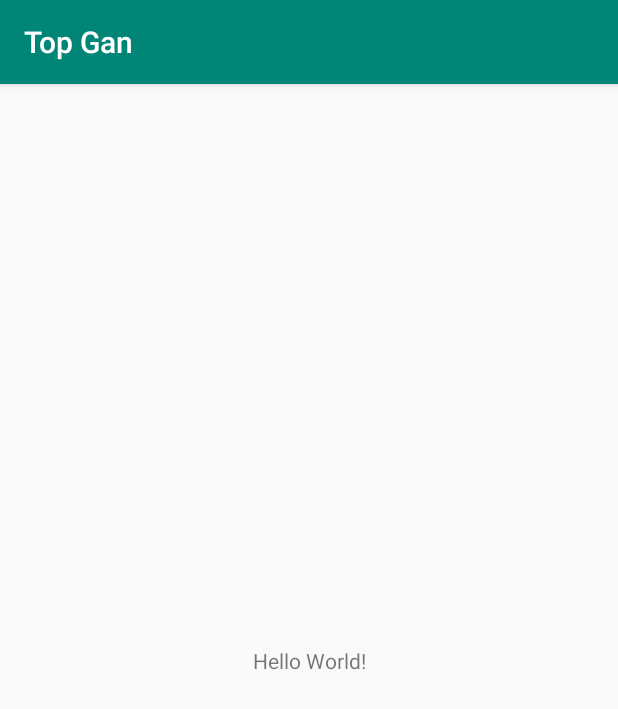
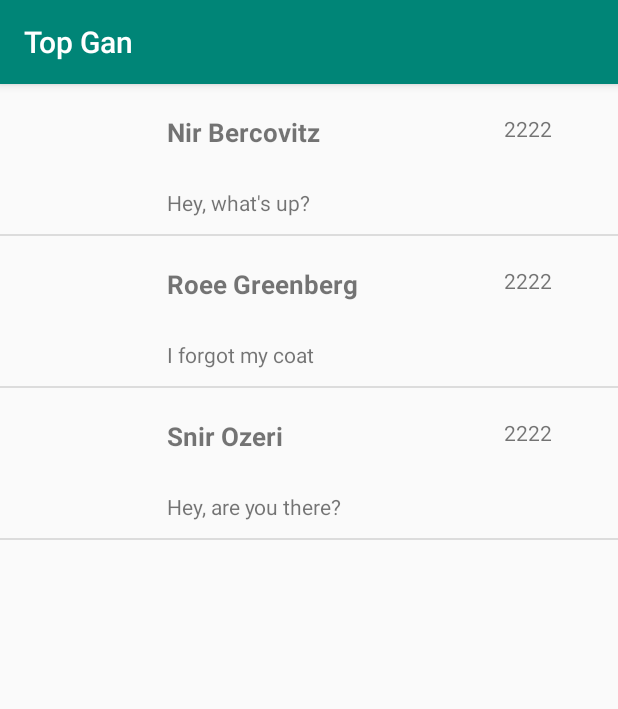
Before and after one commit to NirBercovic/TopGan, an Android app: the screen it shows after launch (MainScreenActivity), on a phone screen of 412 x 824 dp. Shown: the top 709 px of the screen. Run offline under Robolectric (Android 15) with nearby library versions, the phone set to English and light mode, and no system bars.

Commit message:
Adding main screen working implementation with recyclerView

```diff
--- a/app/build.gradle
+++ b/app/build.gradle
@@ -9,7 +9,11 @@ android {
         versionCode 1
         versionName "1.0"
         testInstrumentationRunner "android.support.test.runner.AndroidJUnitRunner"
+
+        multiDexEnabled true
+
     }
+
     buildTypes {
         release {
             minifyEnabled false
@@ -28,7 +32,8 @@ dependencies {
     androidTestImplementation 'com.android.support.test.espresso:espresso-core:3.0.2'
     implementation 'com.google.firebase:firebase-core:16.0.8'
     implementation 'com.google.firebase:firebase-firestore:18.2.0'
-
+    implementation 'com.android.support:multidex:1.0.3'
+    implementation 'com.android.support:recyclerview-v7:28.0.0'
 }
 
 apply plugin: 'com.google.gms.google-services'
--- a/app/src/main/AndroidManifest.xml
+++ b/app/src/main/AndroidManifest.xml
@@ -3,7 +3,8 @@
     package="com.topgan">
 
     <application
-        android:allowBackup="true"
+        android:name="android.support.multidex.MultiDexApplication"
+    android:allowBackup="true"
         android:icon="@mipmap/ic_launcher"
         android:label="@string/app_name"
         android:roundIcon="@mipmap/ic_launcher_round"
--- /dev/null
+++ b/app/src/main/java/com/topgan/CommonData/MessageItem.java
@@ -0,0 +1,40 @@
+package com.topgan.CommonData;
+
+public class MessageItem {
+    private String privateName;
+    private String lastName;
+    private String photo;
+    private String lastMessage;
+
+    public String getPrivateName() {
+        return privateName;
+    }
+
+    public void setPrivateName(String privateName) {
+        this.privateName = privateName;
+    }
+
+    public String getLastName() {
+        return lastName;
+    }
+
+    public void setLastName(String lastName) {
+        this.lastName = lastName;
+    }
+
+    public String getPhoto() {
+        return photo;
+    }
+
+    public void setPhoto(String photo) {
+        this.photo = photo;
+    }
+
+    public String getLastMessage() {
+        return lastMessage;
+    }
+
+    public void setLastMessage(String lastMessage) {
+        this.lastMessage = lastMessage;
+    }
+}
--- a/app/src/main/java/com/topgan/CommonData/someData.java
+++ /dev/null
@@ -1,4 +0,0 @@
-package com.topgan.CommonData;
-
-public class someData {
-}
--- /dev/null
+++ b/app/src/main/java/com/topgan/ItemClickListener.java
@@ -0,0 +1,8 @@
+package com.topgan;
+
+import android.view.View;
+
+public interface ItemClickListener {
+    void onClick (View view, int position);
+    void onLongClick (View view, int position);
+}
--- a/app/src/main/java/com/topgan/MainScreenActivity.java
+++ b/app/src/main/java/com/topgan/MainScreenActivity.java
@@ -2,16 +2,77 @@ package com.topgan;
 
 import android.support.v7.app.AppCompatActivity;
 import android.os.Bundle;
+import android.support.v7.widget.DividerItemDecoration;
+import android.support.v7.widget.LinearLayoutManager;
+import android.support.v7.widget.RecyclerView;
+import android.widget.ListView;
+
+import com.topgan.CommonData.MessageItem;
 import com.topgan.Database.DatabaseHandler;
 
+import java.util.ArrayList;
+
 public class MainScreenActivity extends AppCompatActivity {
+
+    ArrayList<MessageItem>  m_dataSources;
+    MessageBaseAdapter      m_adapter;
+    private RecyclerView    m_recyclerView;
+    private RecyclerView.LayoutManager m_layoutManager;
 
     @Override
     protected void onCreate(Bundle savedInstanceState) {
         super.onCreate(savedInstanceState);
         setContentView(R.layout.activity_main_screen);
 
-        DatabaseHandler.getTest();
+        m_recyclerView = findViewById(R.id.rv_messages);
+        m_layoutManager = new LinearLayoutManager(this);
+        m_recyclerView.setLayoutManager(m_layoutManager);
+        DividerItemDecoration dividerItemDecoration = new DividerItemDecoration(this,
+                DividerItemDecoration.VERTICAL);
+        m_recyclerView.addItemDecoration(dividerItemDecoration);
 
+        fetchMessages();
+        //DatabaseHandler.getTest();
     }
+
+    private void fetchMessages() {
+        m_dataSources = loadMovies();
+
+        if (m_dataSources != null) {
+            if (m_adapter == null) {
+                m_adapter = new MessageBaseAdapter(this, m_dataSources);
+                m_recyclerView.setAdapter(m_adapter);
+            } else {
+                m_adapter.setItems(m_dataSources);
+            }
+        }
+    }
+
+    private ArrayList<MessageItem> loadMovies() {
+
+        ArrayList<MessageItem> messages = new ArrayList<>(3);
+
+        MessageItem message1 = new MessageItem();
+        MessageItem message2 = new MessageItem();
+        MessageItem message3 = new MessageItem();
+
+        message1.setPrivateName("Nir");
+        message1.setLastName("Bercovitz");
+        message1.setLastMessage("Hey, what's up?");
+
+        message2.setPrivateName("Roee");
+        message2.setLastName("Greenberg");
+        message2.setLastMessage("I forgot my coat");
+
+        message3.setPrivateName("Snir");
+        message3.setLastName("Ozeri");
+        message3.setLastMessage("Hey, are you there?");
+
+        messages.add(message1);
+        messages.add(message2);
+        messages.add(message3);
+
+        return messages;
+    }
+
 }
--- /dev/null
+++ b/app/src/main/java/com/topgan/MessageBaseAdapter.java
@@ -0,0 +1,118 @@
+package com.topgan;
+
+import android.content.Context;
+import android.support.v7.widget.RecyclerView;
+import android.view.LayoutInflater;
+import android.view.View;
+import android.view.ViewGroup;
+
+import android.widget.ImageView;
+import android.widget.TextView;
+import android.widget.Toast;
+import com.topgan.CommonData.MessageItem;
+
+import java.util.ArrayList;
+
+public class MessageBaseAdapter extends RecyclerView.Adapter<MessageBaseAdapter.ViewHolder> implements ItemClickListener {
+
+    private LayoutInflater m_inflater;
+    private ArrayList<MessageItem> m_dataSource;
+    private MainScreenActivity m_context;
+
+    public MessageBaseAdapter(MainScreenActivity context, ArrayList<MessageItem> items)
+    {
+        m_dataSource            = items;
+        m_inflater              = (LayoutInflater) context.getSystemService(Context.LAYOUT_INFLATER_SERVICE);
+        m_context               = context;
+    }
+
+    public void setItems(ArrayList<MessageItem> items) {
+        m_dataSource.clear();
+        m_dataSource.addAll(items);
+        notifyDataSetChanged();
+    }
+
+    @Override
+    public int getItemCount() {
+        return m_dataSource.size();
+    }
+
+    @Override
+    public ViewHolder onCreateViewHolder(ViewGroup parent, int viewType) {
+        View view = m_inflater.inflate(R.layout.item_message, parent, false);
+        return new ViewHolder(view);
+    }
+
+    @Override
+    public void onBindViewHolder(ViewHolder holder, int position) {
+        holder.onBindViewHolder(m_dataSource.get(position));
+        holder.setItemClickListener(this);
+    }
+
+    @Override
+    public void onClick(View view, int position) {
+        Toast.makeText(m_context, "onClick", Toast.LENGTH_SHORT).show();
+    }
+
+    @Override
+    public void onLongClick(View view, int position) {
+
+        Toast.makeText(m_context, "onLongClick", Toast.LENGTH_SHORT).show();
+
+    }
+
+    public class ViewHolder extends RecyclerView.ViewHolder implements View.OnClickListener, View.OnLongClickListener {
+
+        public final ImageView m_image;
+        public final TextView m_tv_name;
+        public final TextView m_tv_lastMessage;
+        public final TextView m_tv_time;
+        private ItemClickListener itemClickListener;
+
+        public ViewHolder(View view) {
+            super(view);
+            m_tv_name           = view.findViewById(R.id.tv_nameHeadline);
+            m_tv_lastMessage    = view.findViewById(R.id.tv_lastMessageText);
+            m_tv_time           = view.findViewById(R.id.tv_timeText);
+            m_image             = view.findViewById(R.id.iv_smallIcon);
+
+            view.setOnClickListener(this);
+            view.setOnLongClickListener(this);
+        }
+
+        public void onBindViewHolder(MessageItem message) {
+            m_tv_name.setText(message.getPrivateName() + " " + message.getLastName());
+            m_tv_lastMessage.setText(message.getLastMessage());
+            m_tv_time.setText("2222");
+            /*if (!TextUtils.isEmpty(message.getSidePosterPath())) {
+                Picasso.get()
+                        .load(movie.getSidePosterPath())
+                        .into(m_image);
+            }*/
+        }
+
+        public void setItemClickListener(ItemClickListener onClickCallback) {
+            itemClickListener = onClickCallback;
+        }
+
+        @Override
+        public void onClick(View v) {
+            itemClickListener.onClick(v,getAdapterPosition());
+        }
+
+        @Override
+        public boolean onLongClick(View v) {
+            itemClickListener.onLongClick(v,getAdapterPosition());
+            return true;
+        }
+
+    }
+
+
+
+
+
+
+
+
+}
--- a/app/src/main/res/layout/activity_main_screen.xml
+++ b/app/src/main/res/layout/activity_main_screen.xml
@@ -1,18 +1,18 @@
 <?xml version="1.0" encoding="utf-8"?>
-<android.support.constraint.ConstraintLayout xmlns:android="http://schemas.android.com/apk/res/android"
-    xmlns:app="http://schemas.android.com/apk/res-auto"
+
+<android.support.constraint.ConstraintLayout xmlns:app="http://schemas.android.com/apk/res-auto"
     xmlns:tools="http://schemas.android.com/tools"
     android:layout_width="match_parent"
     android:layout_height="match_parent"
-    tools:context=".MainScreenActivity">
+    android:id="@+id/activity_main_view"
+    xmlns:android="http://schemas.android.com/apk/res/android">
 
-    <TextView
-        android:layout_width="wrap_content"
-        android:layout_height="wrap_content"
-        android:text="Hello World!"
-        app:layout_constraintBottom_toBottomOf="parent"
-        app:layout_constraintLeft_toLeftOf="parent"
-        app:layout_constraintRight_toRightOf="parent"
+    <android.support.v7.widget.RecyclerView xmlns:android="http://schemas.android.com/apk/res/android"
+        xmlns:app="http://schemas.android.com/apk/res-auto"
+        android:id="@+id/rv_messages"
+        android:layout_width="match_parent"
+        android:layout_height="match_parent"
+        app:layout_constraintStart_toStartOf="parent"
         app:layout_constraintTop_toTopOf="parent" />
 
 </android.support.constraint.ConstraintLayout>
--- /dev/null
+++ b/app/src/main/res/layout/item_message.xml
@@ -0,0 +1,56 @@
+<?xml version="1.0" encoding="utf-8"?>
+<android.support.constraint.ConstraintLayout xmlns:android="http://schemas.android.com/apk/res/android"
+    xmlns:app="http://schemas.android.com/apk/res-auto"
+    xmlns:tools="http://schemas.android.com/tools"
+    android:layout_width="match_parent"
+    android:background="?selectableItemBackground"
+    android:clickable="true"
+    android:layout_height="100dp">
+
+    <ImageView
+        android:id="@+id/iv_smallIcon"
+        android:layout_width="67dp"
+        android:layout_height="63dp"
+        android:layout_marginStart="4dp"
+        android:layout_marginLeft="4dp"
+        android:layout_marginTop="8dp"
+        app:layout_constraintStart_toStartOf="parent"
+        app:layout_constraintTop_toTopOf="parent" />
+
+    <TextView
+        android:id="@+id/tv_nameHeadline"
+        android:layout_width="wrap_content"
+        android:layout_height="wrap_content"
+        android:layout_marginStart="40dp"
+        android:layout_marginLeft="70dp"
+        android:layout_marginTop="20dp"
+        android:text=""
+        android:textSize="17dp"
+        android:textStyle="bold"
+        app:layout_constraintStart_toEndOf="@+id/iv_smallIcon"
+        app:layout_constraintTop_toTopOf="parent" />
+
+    <TextView
+        android:id="@+id/tv_lastMessageText"
+        android:layout_width="256dp"
+        android:layout_height="wrap_content"
+        android:layout_marginStart="40dp"
+        android:layout_marginLeft="70dp"
+        android:layout_marginTop="25dp"
+        android:ellipsize="end"
+        android:maxLines="5"
+        android:text=""
+        app:layout_constraintStart_toEndOf="@+id/iv_smallIcon"
+        app:layout_constraintTop_toBottomOf="@+id/tv_nameHeadline" />
+
+    <TextView
+        android:id="@+id/tv_timeText"
+        android:layout_width="wrap_content"
+        android:layout_height="wrap_content"
+        android:layout_marginTop="20dp"
+        android:layout_marginEnd="44dp"
+        android:layout_marginRight="44dp"
+        app:layout_constraintEnd_toEndOf="parent"
+        app:layout_constraintTop_toTopOf="parent" />
+
+</android.support.constraint.ConstraintLayout>
--- a/build.gradle
+++ b/build.gradle
@@ -7,7 +7,7 @@ buildscript {
         jcenter()
     }
     dependencies {
-        classpath 'com.android.tools.build:gradle:3.3.2'
+        classpath 'com.android.tools.build:gradle:3.2.1'
         classpath 'com.google.gms:google-services:4.2.0'
 
 
```
